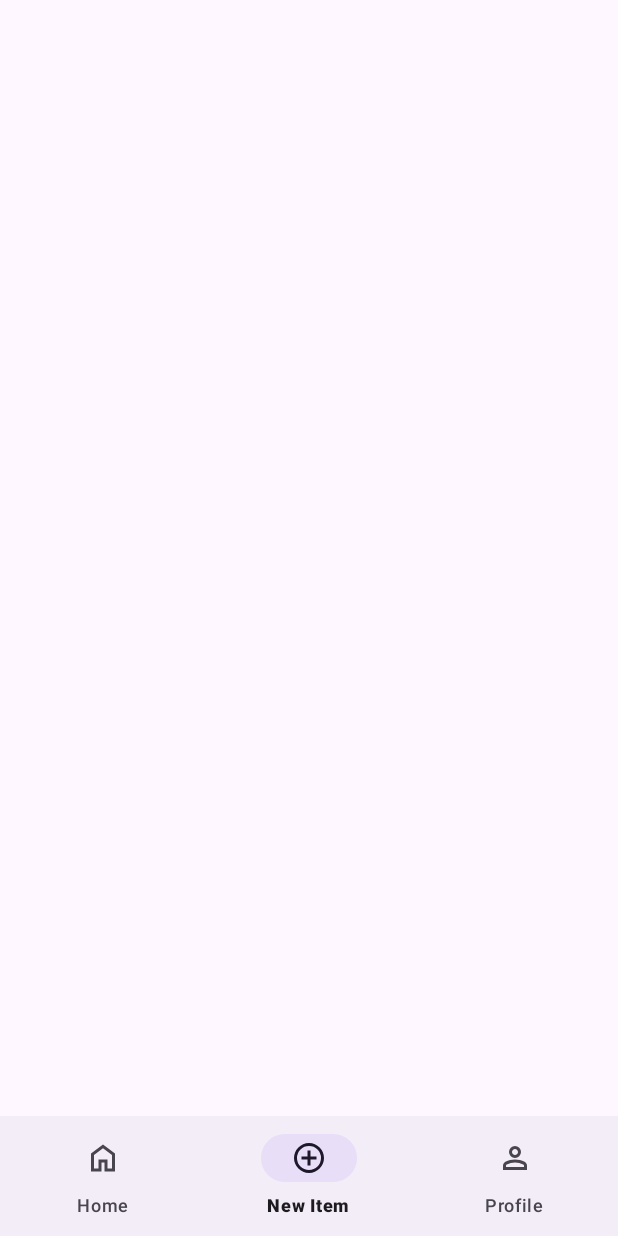
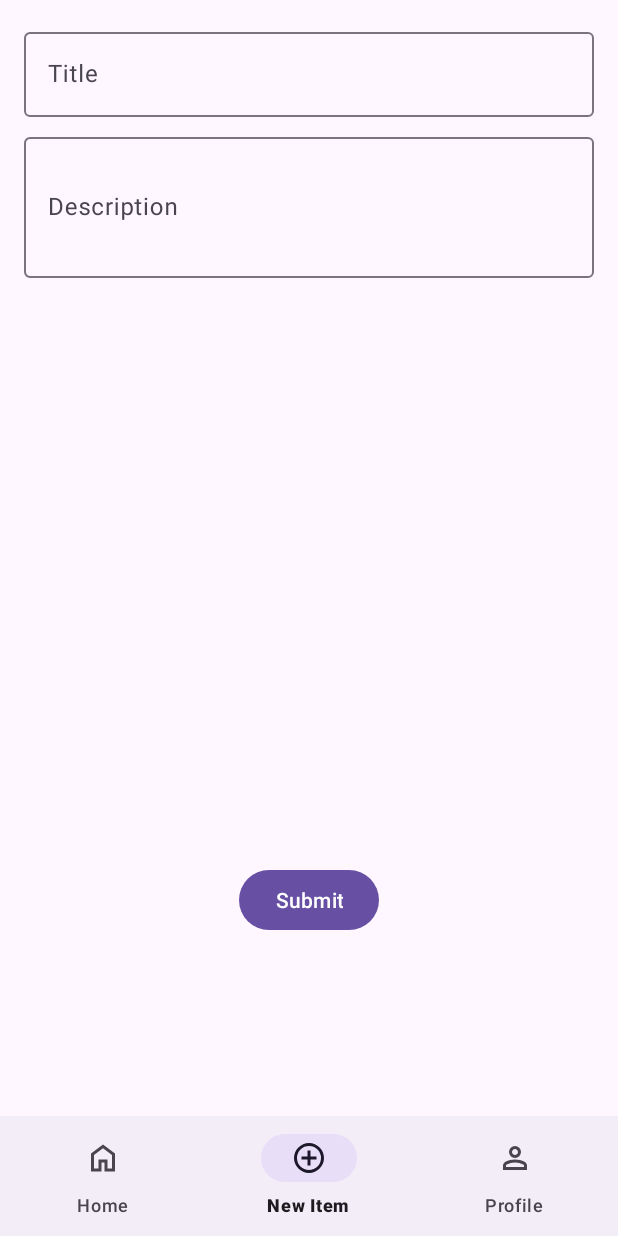
Before and after one commit to shaharm87/SellHub, an Android app: the screen it shows after launch once a user with an empty profile is signed in (MainActivity), item 2 of the bottom bar chosen, on a phone screen of 412 x 824 dp. Run offline under Robolectric (Android 15) with nearby library versions, the phone set to English and light mode, and no system bars; our stand-ins replace Firebase (no records; nobody signed in at launch, a user with empty details on screens opened directly).

Commit message:
added fragments for additem

```diff
--- a/app/src/main/java/com/example/sellhub/MainActivity.kt
+++ b/app/src/main/java/com/example/sellhub/MainActivity.kt
@@ -4,7 +4,9 @@ import android.content.Intent
 import android.os.Bundle
 import androidx.appcompat.app.AppCompatActivity
 import androidx.fragment.app.Fragment
+import com.example.sellhub.home.Home
 import com.example.sellhub.managers.UserManager
+import com.example.sellhub.newitem.AddItem
 import com.google.android.material.bottomnavigation.BottomNavigationView
 
 
@@ -24,9 +26,11 @@ class MainActivity : AppCompatActivity() {
         bottomNavigationView.setOnNavigationItemSelectedListener { menuItem ->
             when (menuItem.itemId) {
                 R.id.home -> {
+                    replaceFragment(Home())
                     true
                 }
                 R.id.add -> {
+                    replaceFragment(AddItem())
                     true
                 }
                 R.id.profile -> {
--- /dev/null
+++ b/app/src/main/java/com/example/sellhub/newitem/AddItem.kt
@@ -0,0 +1,62 @@
+package com.example.sellhub.newitem
+
+import androidx.lifecycle.ViewModelProvider
+import android.os.Bundle
+import androidx.fragment.app.Fragment
+import android.view.LayoutInflater
+import android.view.View
+import android.view.ViewGroup
+import android.widget.Button
+import android.widget.Toast
+import com.example.sellhub.R
+import com.google.android.material.textfield.TextInputEditText
+
+class AddItem : Fragment() {
+
+    companion object {
+        fun newInstance() = AddItem()
+    }
+
+    private lateinit var viewModel: AddItemViewModel
+    private lateinit var titleEditText: TextInputEditText
+    private lateinit var descriptionEditText: TextInputEditText
+    private lateinit var submitButton: Button
+
+    override fun onCreateView(
+        inflater: LayoutInflater, container: ViewGroup?,
+        savedInstanceState: Bundle?
+    ): View? {
+        val view = inflater.inflate(R.layout.fragment_add_item, container, false)
+
+        titleEditText = view.findViewById(R.id.titleEditText)
+        descriptionEditText = view.findViewById(R.id.descriptionEditText)
+        submitButton = view.findViewById(R.id.submitButton)
+        submitButton.setOnClickListener {
+            onSubmitClicked()
+        }
+        return view
+    }
+
+    private fun onSubmitClicked() {
+        val title = titleEditText.text.toString()
+        val description = descriptionEditText.text.toString()
+        val item = Item(title, description)
+        viewModel.uploadItemToFirestore(item) { isSuccess, errorMessage ->
+            if (!isSuccess) {
+                Toast.makeText(
+                    requireContext(),
+                    "Failed to post the item",
+                    Toast.LENGTH_SHORT
+                )
+                    .show()
+            }
+        }
+    }
+
+    override fun onActivityCreated(savedInstanceState: Bundle?) {
+        super.onActivityCreated(savedInstanceState)
+        viewModel = ViewModelProvider(this).get(AddItemViewModel::class.java)
+        // TODO: Use the ViewModel
+    }
+
+}
--- /dev/null
+++ b/app/src/main/java/com/example/sellhub/newitem/AddItemViewModel.kt
@@ -0,0 +1,19 @@
+package com.example.sellhub.newitem
+
+import androidx.lifecycle.ViewModel
+import com.google.firebase.firestore.FirebaseFirestore
+
+class AddItemViewModel : ViewModel() {
+    private val db = FirebaseFirestore.getInstance()
+    private val collectionRef = db.collection("items")
+
+    fun uploadItemToFirestore(item: Item, callback: (Boolean, String?) -> Unit) {
+        collectionRef.add(item)
+            .addOnSuccessListener {
+                callback(true, null);
+            }
+            .addOnFailureListener { e ->
+                callback(false, e.message);
+            }
+    }
+}
--- /dev/null
+++ b/app/src/main/java/com/example/sellhub/newitem/Item.kt
@@ -0,0 +1,3 @@
+package com.example.sellhub.newitem
+
+data class Item(val title: String, val description: String)
--- /dev/null
+++ b/app/src/main/res/layout/fragment_add_item.xml
@@ -0,0 +1,50 @@
+<RelativeLayout xmlns:android="http://schemas.android.com/apk/res/android"
+    xmlns:app="http://schemas.android.com/apk/res-auto"
+    android:layout_width="match_parent"
+    android:layout_height="match_parent">
+
+    <!-- Title EditText -->
+    <com.google.android.material.textfield.TextInputLayout
+        android:id="@+id/titleTextInputLayout"
+        android:layout_width="match_parent"
+        android:layout_height="wrap_content"
+        android:layout_marginStart="16dp"
+        android:layout_marginTop="16dp"
+        android:layout_marginEnd="16dp">
+
+        <com.google.android.material.textfield.TextInputEditText
+            android:id="@+id/titleEditText"
+            android:layout_width="match_parent"
+            android:layout_height="wrap_content"
+            android:hint="Title"
+            android:inputType="text"/>
+    </com.google.android.material.textfield.TextInputLayout>
+
+    <!-- Description EditText -->
+    <com.google.android.material.textfield.TextInputLayout
+        android:id="@+id/descriptionTextInputLayout"
+        android:layout_width="match_parent"
+        android:layout_height="wrap_content"
+        android:layout_below="@id/titleTextInputLayout"
+        android:layout_marginStart="16dp"
+        android:layout_marginTop="8dp"
+        android:layout_marginEnd="16dp">
+
+        <com.google.android.material.textfield.TextInputEditText
+            android:id="@+id/descriptionEditText"
+            android:layout_width="match_parent"
+            android:layout_height="wrap_content"
+            android:hint="Description"
+            android:inputType="textMultiLine"
+            android:minLines="3"/>
+    </com.google.android.material.textfield.TextInputLayout>
+
+    <Button
+        android:id="@+id/submitButton"
+        android:layout_width="wrap_content"
+        android:layout_height="wrap_content"
+        android:layout_alignParentBottom="true"
+        android:layout_centerHorizontal="true"
+        android:layout_marginBottom="200dp"
+        android:text="Submit" />
+</RelativeLayout>
```
Also changed, not shown: app/src/main/java/com/example/sellhub/home/Home.kt (added, +32 -0 lines), app/src/main/java/com/example/sellhub/home/HomeViewModel.kt (added, +7 -0 lines), app/src/main/res/layout/fragment_home.xml (added, +13 -0 lines).
